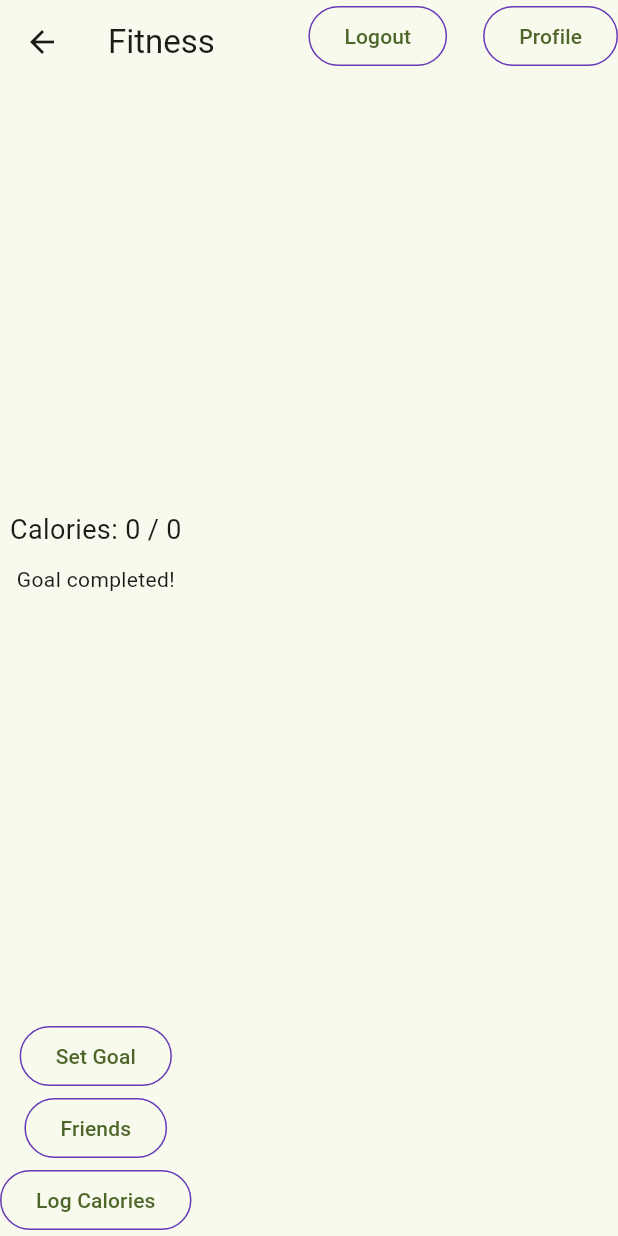
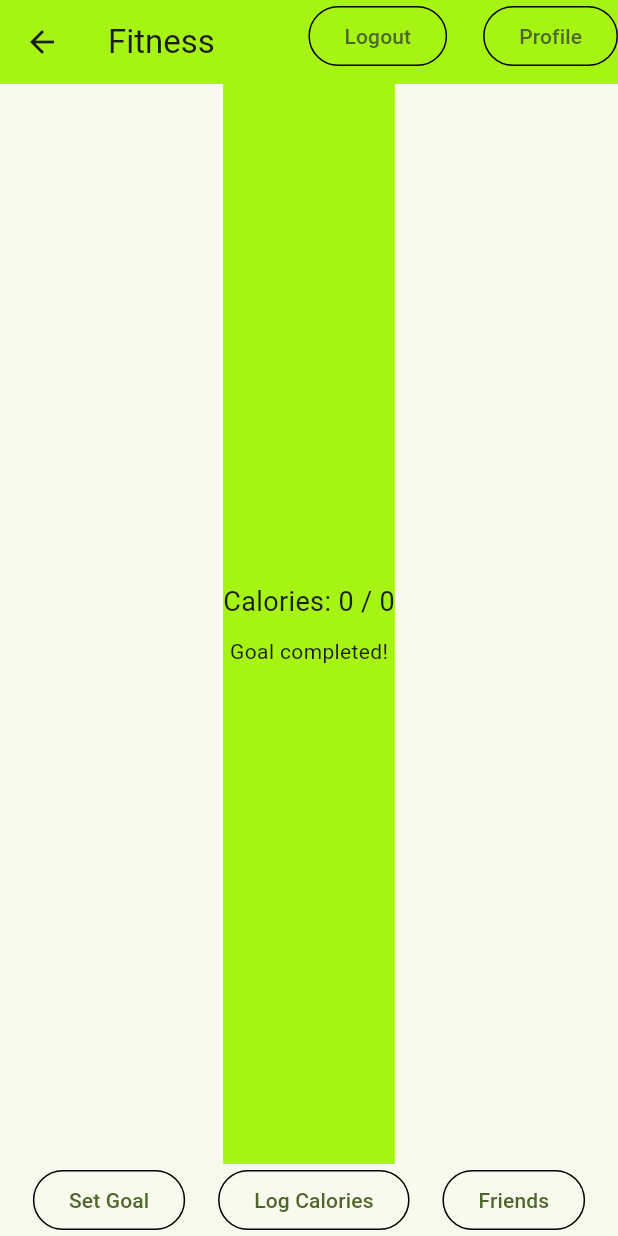
Before and after one commit to elliotallen1/calorie-tracker-plus-plus, a Flutter app: the FitnessPage screen opened directly, on a phone screen of 412 x 824 dp. Run offline on Flutter 3.47's test engine with Material 3 defaults, Android fonts, the phone set to English and light mode, and no system bars; our stand-ins replace cloud_firestore, firebase_auth, firebase_core, go_router, google_fonts; missing offline and left inert: firebase_ui_auth; accounts and stored records are empty.

Commit message:
adjusted page

```diff
--- a/calorietrackerplusplus/lib/pages/fitness_page.dart
+++ b/calorietrackerplusplus/lib/pages/fitness_page.dart
@@ -20,7 +20,7 @@ class FitnessPage extends StatelessWidget {
 
     return Scaffold(
       appBar: AppBar(
-        title: const Text('Fitness'),
+        title: const Text('Fitness'), backgroundColor: Color.fromARGB(255, 165, 244, 20),
         actions: [
           Consumer<ApplicationState>(
             builder: (context, appState, _) => AuthFunc(
@@ -75,7 +75,7 @@ class FitnessPage extends StatelessWidget {
                     }
 
                     // Display progress and goal status
-                    return Column(
+                    return Container(decoration: BoxDecoration(color: Color.fromARGB(255, 165, 244, 20)), child: Column(
                       mainAxisAlignment: MainAxisAlignment.center,
                       children: [
                         Text(
@@ -89,6 +89,7 @@ class FitnessPage extends StatelessWidget {
                               : 'Goal not yet completed.',
                         ),
                       ],
+                    )
                     );
                   },
                 );
@@ -97,7 +98,8 @@ class FitnessPage extends StatelessWidget {
           ),
 
           Consumer<ApplicationState>(
-            builder: (context, appState, _) => Column(
+            builder: (context, appState, _) => Row(
+              mainAxisAlignment: MainAxisAlignment.spaceEvenly,
               children: [
                 if (appState.loggedIn) ...[
                   StyledButton(
@@ -109,10 +111,7 @@ class FitnessPage extends StatelessWidget {
                     },
                     child: const Text('Set Goal'),
                   ),
-                  StyledButton(
-                    onPressed: () => context.push('/friends'),
-                    child: const Text('Friends'),
-                  ),
+
                   StyledButton(
                     onPressed: () {
                       showDialog(
@@ -121,6 +120,10 @@ class FitnessPage extends StatelessWidget {
                       );
                     },
                     child: const Text('Log Calories'),
+                  ),
+                  StyledButton(
+                    onPressed: () => context.push('/friends'),
+                    child: const Text('Friends'),
                   ),
                 ],
               ],
--- a/calorietrackerplusplus/lib/src/widgets.dart
+++ b/calorietrackerplusplus/lib/src/widgets.dart
@@ -60,7 +60,7 @@ class StyledButton extends StatelessWidget {
   @override
   Widget build(BuildContext context) => OutlinedButton(
         style: OutlinedButton.styleFrom(
-            side: const BorderSide(color: Colors.deepPurple)),
+            side: const BorderSide(color: Color.fromARGB(255, 0, 0, 0))),
         onPressed: onPressed,
         child: child,
       );
```
